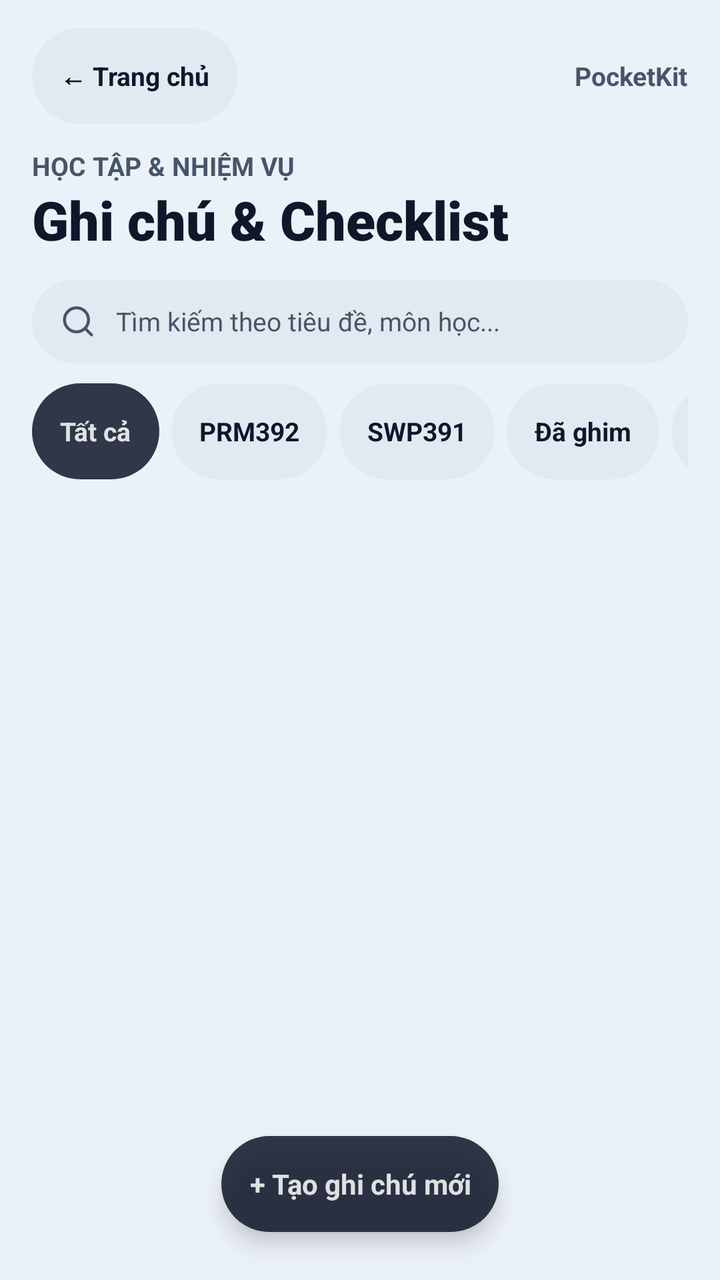
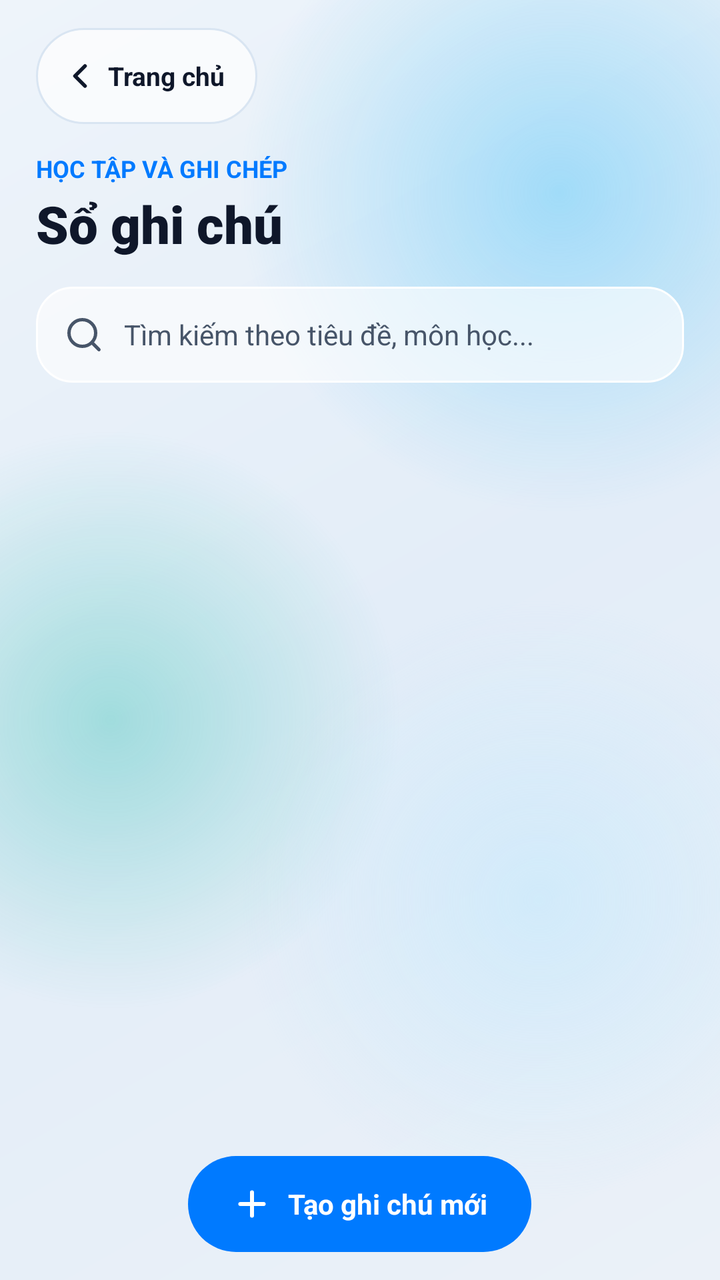

Two renders of the same Android screen: before a commit and after it. Below are the layout's source before the change and the commit's diff.
<!-- AndroidManifest.xml: activity theme Theme.PocketKit -->
<!-- res/layout/activity_notes.xml -->
<?xml version="1.0" encoding="utf-8"?>
<FrameLayout xmlns:android="http://schemas.android.com/apk/res/android"
    xmlns:app="http://schemas.android.com/apk/res-auto"
    android:id="@+id/notes_root"
    android:layout_width="match_parent"
    android:layout_height="match_parent"
    android:background="@color/dashboard_background">

    <LinearLayout
        style="@style/Dashboard.Column"
        android:layout_width="match_parent"
        android:layout_height="match_parent"
        android:paddingHorizontal="16dp"
        android:paddingTop="14dp">

        <LinearLayout
            android:layout_width="match_parent"
            android:layout_height="wrap_content"
            android:gravity="center_vertical"
            android:orientation="horizontal"
            android:layout_marginBottom="12dp">

            <TextView
                android:id="@+id/btnBackFromNotes"
                style="@style/Dashboard.Action"
                android:text="← Trang chủ" />

            <Space
                android:layout_width="0dp"
                android:layout_height="1dp"
                android:layout_weight="1" />

            <TextView
                style="@style/Dashboard.Label"
                android:text="PocketKit"
                android:textStyle="bold" />
        </LinearLayout>

        <LinearLayout
            style="@style/Dashboard.Column"
            android:layout_marginBottom="12dp">

            <TextView
                style="@style/Dashboard.Label"
                android:text="HỌC TẬP &amp; NHIỆM VỤ"
                android:textStyle="bold" />

            <TextView
                style="@style/Dashboard.Label"
                android:fontFamily="sans-serif-black"
                android:text="Ghi chú &amp; Checklist"
                android:textColor="@color/dashboard_text"
                android:textSize="27sp"
                android:textStyle="bold" />
        </LinearLayout>

        <LinearLayout
            android:layout_width="match_parent"
            android:layout_height="42dp"
            android:background="@drawable/dashboard_pill"
            android:backgroundTint="@color/dashboard_segment"
            android:gravity="center_vertical"
            android:orientation="horizontal"
            android:paddingHorizontal="14dp"
            android:layout_marginBottom="10dp">

            <ImageView
                android:layout_width="18dp"
                android:layout_height="18dp"
                android:contentDescription="Tìm kiếm"
                android:src="@drawable/ic_search" />

            <EditText
                android:id="@+id/edtSearchNote"
                android:layout_width="match_parent"
                android:layout_height="match_parent"
                android:layout_marginStart="10dp"
                android:background="@null"
                android:hint="Tìm kiếm theo tiêu đề, môn học..."
                android:imeOptions="actionSearch"
                android:inputType="text"
                android:textColor="@color/dashboard_text"
                android:textColorHint="@color/dashboard_secondary"
                android:textSize="13sp" />
        </LinearLayout>

        <HorizontalScrollView
            android:layout_width="match_parent"
            android:layout_height="wrap_content"
            android:clipToPadding="false"
            android:scrollbars="none"
            android:layout_marginBottom="12dp">

            <LinearLayout
                android:id="@+id/layoutCategories"
                android:layout_width="wrap_content"
                android:layout_height="wrap_content"
                android:gravity="center_vertical"
                android:orientation="horizontal">

                <TextView
                    android:id="@+id/chipAll"
                    style="@style/Dashboard.Action"
                    android:backgroundTint="@color/dashboard_text"
                    android:text="Tất cả"
                    android:textColor="@color/dashboard_surface" />

                <TextView
                    android:id="@+id/chipPrm392"
                    style="@style/Dashboard.Action"
                    android:layout_marginStart="6dp"
                    android:text="PRM392" />

                <TextView
                    android:id="@+id/chipSwp391"
                    style="@style/Dashboard.Action"
                    android:layout_marginStart="6dp"
                    android:text="SWP391" />

                <TextView
                    android:id="@+id/chipPinned"
                    style="@style/Dashboard.Action"
                    android:layout_marginStart="6dp"
                    android:text="Đã ghim" />

                <TextView
                    android:id="@+id/btnAddCategory"
                    style="@style/Dashboard.Action"
                    android:layout_marginStart="6dp"
                    android:text="+ Thêm"
                    android:textColor="@color/dashboard_accent" />
            </LinearLayout>
        </HorizontalScrollView>

        <FrameLayout
            android:layout_width="match_parent"
            android:layout_height="0dp"
            android:layout_weight="1">

            <androidx.recyclerview.widget.RecyclerView
                android:id="@+id/rvNotes"
                android:layout_width="match_parent"
                android:layout_height="match_parent"
                android:clipToPadding="false"
                android:paddingBottom="92dp"
                android:scrollbars="none" />

            <TextView
                android:id="@+id/tvEmptyNotes"
                style="@style/Dashboard.Label"
                android:layout_gravity="center"
                android:lineSpacingExtra="4dp"
                android:text="Chưa có ghi chú nào.\nHãy bấm nút bên dưới để tạo mới!"
                android:textAlignment="center"
                android:textSize="14sp"
                android:visibility="gone" />
        </FrameLayout>

    </LinearLayout>

    <TextView
        android:id="@+id/btnAddNote"
        style="@style/Dashboard.Action"
        android:layout_gravity="bottom|center_horizontal"
        android:layout_marginBottom="24dp"
        android:backgroundTint="@color/dashboard_text"
        android:elevation="6dp"
        android:minHeight="48dp"
        android:paddingHorizontal="24dp"
        android:text="+ Tạo ghi chú mới"
        android:textColor="@color/dashboard_surface"
        android:textSize="14sp" />

</FrameLayout>
<!-- resources referenced by this layout -->
<resources>
  <color name="dashboard_accent">#FF007AFF</color>
  <color name="dashboard_background">#FFEBF1F8</color>
  <color name="dashboard_segment">#FFE2E8F0</color>
  <color name="dashboard_surface">#D9FFFFFF</color>
  <color name="dashboard_text">#FF0F172A</color>
  <!-- drawable dashboard_pill (drawable) -->
  <shape xmlns:android="http://schemas.android.com/apk/res/android">
      <corners android:radius="32dp" />
      <solid android:color="@color/dashboard_surface" />
  </shape>
  <style name="Dashboard.Action" parent="Dashboard.Label">
          <item name="android:background">@drawable/dashboard_pill</item>
          <item name="android:backgroundTint">@color/dashboard_segment</item>
          <item name="android:foreground">?attr/selectableItemBackground</item>
          <item name="android:clickable">true</item>
          <item name="android:focusable">true</item>
          <item name="android:gravity">center</item>
          <item name="android:minHeight">48dp</item>
          <item name="android:paddingStart">14dp</item>
          <item name="android:paddingEnd">14dp</item>
          <item name="android:paddingTop">8dp</item>
          <item name="android:paddingBottom">8dp</item>
          <item name="android:textColor">@color/dashboard_text</item>
          <item name="android:textSize">13sp</item>
          <item name="android:textStyle">bold</item>
      </style>
  <style name="Dashboard.Column" parent="">
          <item name="android:layout_width">match_parent</item>
          <item name="android:layout_height">wrap_content</item>
          <item name="android:orientation">vertical</item>
      </style>
  <style name="Dashboard.Label" parent="">
          <item name="android:layout_width">wrap_content</item>
          <item name="android:layout_height">wrap_content</item>
          <item name="android:textColor">@color/dashboard_secondary</item>
          <item name="android:textSize">13sp</item>
      </style>
  <!-- unchanged entries left out for length: 7 -->
</resources>

<!-- the commit's change to res/layout/activity_notes.xml (unified diff, before → after) -->
@@ -1,29 +1,59 @@
 <?xml version="1.0" encoding="utf-8"?>
 <FrameLayout xmlns:android="http://schemas.android.com/apk/res/android"
     xmlns:app="http://schemas.android.com/apk/res-auto"
-    android:id="@+id/notes_root"
+    android:id="@+id/notesRoot"
     android:layout_width="match_parent"
     android:layout_height="match_parent"
-    android:background="@color/dashboard_background">
+    android:background="@drawable/bg_ambient_canvas">
+
+    <include
+        android:id="@+id/ambientBackdrop"
+        layout="@layout/layout_ambient_backdrop" />
 
     <LinearLayout
-        style="@style/Dashboard.Column"
+        android:id="@+id/notesContentContainer"
         android:layout_width="match_parent"
         android:layout_height="match_parent"
-        android:paddingHorizontal="16dp"
-        android:paddingTop="14dp">
+        android:orientation="vertical"
+        android:paddingHorizontal="@dimen/screen_padding_h"
+        android:paddingTop="@dimen/screen_padding_top">
 
         <LinearLayout
             android:layout_width="match_parent"
             android:layout_height="wrap_content"
+            android:layout_marginBottom="@dimen/header_bottom_gap"
             android:gravity="center_vertical"
-            android:orientation="horizontal"
-            android:layout_marginBottom="12dp">
-
-            <TextView
+            android:orientation="horizontal">
+
+            <LinearLayout
                 android:id="@+id/btnBackFromNotes"
-                style="@style/Dashboard.Action"
-                android:text="← Trang chủ" />
+                android:layout_width="wrap_content"
+                android:layout_height="wrap_content"
+                android:background="@drawable/bg_pill_secondary"
+                android:clickable="true"
+                android:focusable="true"
+                android:gravity="center_vertical"
+                android:minHeight="@dimen/touch_target_min"
+                android:orientation="horizontal"
+                android:paddingStart="12dp"
+                android:paddingEnd="16dp">
+
+                <ImageView
+                    android:layout_width="@dimen/icon_size_md"
+                    android:layout_height="@dimen/icon_size_md"
+                    android:contentDescription="@string/notes_back_home"
+                    android:src="@drawable/ic_back"
+                    app:tint="@color/ink_primary" />
+
+                <TextView
+                    android:layout_width="wrap_content"
+                    android:layout_height="wrap_content"
+                    android:layout_marginStart="4dp"
+                    android:text="@string/notes_back_home"
+                    android:textColor="@color/ink_primary"
+                    android:textSize="@dimen/text_size_body"
+                    android:textStyle="bold" />
+            </LinearLayout>
 
             <Space
                 android:layout_width="0dp"
@@ -31,105 +61,92 @@
                 android:layout_weight="1" />
 
             <TextView
-                style="@style/Dashboard.Label"
-                android:text="PocketKit"
+                android:id="@+id/tvNotesSummaryCount"
+                android:layout_width="wrap_content"
+                android:layout_height="wrap_content"
+                android:textColor="@color/ink_secondary"
+                android:textSize="@dimen/text_size_body"
                 android:textStyle="bold" />
         </LinearLayout>
 
+        <TextView
+            android:layout_width="wrap_content"
+            android:layout_height="wrap_content"
+            android:text="@string/notes_section_kicker"
+            android:textColor="@color/accent_sapphire"
+            android:textSize="@dimen/text_size_caption"
+            android:textStyle="bold" />
+
+        <TextView
+            android:layout_width="wrap_content"
+            android:layout_height="wrap_content"
+            android:layout_marginTop="2dp"
+            android:layout_marginBottom="@dimen/section_gap"
+            android:fontFamily="sans-serif-black"
+            android:text="@string/notes_screen_title"
+            android:textColor="@color/ink_primary"
+            android:textSize="@dimen/text_size_screen_title" />
+
         <LinearLayout
-            style="@style/Dashboard.Column"
-            android:layout_marginBottom="12dp">
-
-            <TextView
-                style="@style/Dashboard.Label"
-                android:text="HỌC TẬP &amp; NHIỆM VỤ"
-                android:textStyle="bold" />
-
-            <TextView
-                style="@style/Dashboard.Label"
-                android:fontFamily="sans-serif-black"
-                android:text="Ghi chú &amp; Checklist"
-                android:textColor="@color/dashboard_text"
-                android:textSize="27sp"
-                android:textStyle="bold" />
-        </LinearLayout>
-
-        <LinearLayout
-            android:layout_width="match_parent"
-            android:layout_height="42dp"
-            android:background="@drawable/dashboard_pill"
-            android:backgroundTint="@color/dashboard_segment"
+            android:layout_width="match_parent"
+            android:layout_height="wrap_content"
+            android:layout_marginBottom="@dimen/card_gap"
+            android:background="@drawable/bg_glass_inner"
             android:gravity="center_vertical"
+            android:minHeight="@dimen/touch_target_min"
             android:orientation="horizontal"
-            android:paddingHorizontal="14dp"
-            android:layout_marginBottom="10dp">
+            android:paddingStart="14dp"
+            android:paddingEnd="4dp">
 
             <ImageView
-                android:layout_width="18dp"
-                android:layout_height="18dp"
-                android:contentDescription="Tìm kiếm"
-                android:src="@drawable/ic_search" />
+                android:layout_width="@dimen/icon_size_md"
+                android:layout_height="@dimen/icon_size_md"
+                android:contentDescription="@string/notes_search_desc"
+                android:src="@drawable/ic_search"
+                app:tint="@color/ink_secondary" />
 
             <EditText
                 android:id="@+id/edtSearchNote"
-                android:layout_width="match_parent"
-                android:layout_height="match_parent"
+                android:layout_width="0dp"
+                android:layout_height="wrap_content"
                 android:layout_marginStart="10dp"
+                android:layout_weight="1"
                 android:background="@null"
-                android:hint="Tìm kiếm theo tiêu đề, môn học..."
+                android:hint="@string/notes_search_hint"
                 android:imeOptions="actionSearch"
+                android:importantForAutofill="no"
                 android:inputType="text"
-                android:textColor="@color/dashboard_text"
-                android:textColorHint="@color/dashboard_secondary"
-                android:textSize="13sp" />
+                android:minHeight="@dimen/touch_target_min"
+                android:textColor="@color/ink_primary"
+                android:textColorHint="@color/ink_secondary"
+                android:textSize="@dimen/text_size_input" />
+
+            <ImageButton
+                android:id="@+id/btnClearSearch"
+                android:layout_width="@dimen/touch_target_min"
+                android:layout_height="@dimen/touch_target_min"
+                android:background="?attr/selectableItemBackgroundBorderless"
+                android:contentDescription="@string/notes_clear_search_desc"
+                android:padding="14dp"
+                android:scaleType="centerInside"
+                android:src="@drawable/ic_clear"
+                android:visibility="gone"
+                app:tint="@color/ink_secondary" />
         </LinearLayout>
 
         <HorizontalScrollView
             android:layout_width="match_parent"
             android:layout_height="wrap_content"
+            android:layout_marginBottom="@dimen/section_gap"
             android:clipToPadding="false"
-            android:scrollbars="none"
-            android:layout_marginBottom="12dp">
+            android:scrollbars="none">
 
             <LinearLayout
                 android:id="@+id/layoutCategories"
                 android:layout_width="wrap_content"
                 android:layout_height="wrap_content"
                 android:gravity="center_vertical"
-                android:orientation="horizontal">
-
-                <TextView
-                    android:id="@+id/chipAll"
-                    style="@style/Dashboard.Action"
-                    android:backgroundTint="@color/dashboard_text"
-                    android:text="Tất cả"
-                    android:textColor="@color/dashboard_surface" />
-
-                <TextView
-                    android:id="@+id/chipPrm392"
-                    style="@style/Dashboard.Action"
-                    android:layout_marginStart="6dp"
-                    android:text="PRM392" />
-
-                <TextView
-                    android:id="@+id/chipSwp391"
-                    style="@style/Dashboard.Action"
-                    android:layout_marginStart="6dp"
-                    android:text="SWP391" />
-
-                <TextView
-                    android:id="@+id/chipPinned"
-                    style="@style/Dashboard.Action"
-                    android:layout_marginStart="6dp"
-                    android:text="Đã ghim" />
-
-                <TextView
-                    android:id="@+id/btnAddCategory"
-                    style="@style/Dashboard.Action"
-                    android:layout_marginStart="6dp"
-                    android:text="+ Thêm"
-                    android:textColor="@color/dashboard_accent" />
-            </LinearLayout>
+                android:orientation="horizontal" />
         </HorizontalScrollView>
 
         <FrameLayout
@@ -142,33 +159,110 @@
                 android:layout_width="match_parent"
                 android:layout_height="match_parent"
                 android:clipToPadding="false"
-                android:paddingBottom="92dp"
+                android:paddingBottom="@dimen/notes_list_bottom_padding"
                 android:scrollbars="none" />
 
+            <LinearLayout
+                android:id="@+id/emptyStateContainer"
+                android:layout_width="match_parent"
+                android:layout_height="wrap_content"
+                android:layout_gravity="center"
+                android:background="@drawable/bg_glass_card"
+                android:gravity="center"
+                android:orientation="vertical"
+                android:padding="@dimen/card_padding"
+                android:visibility="gone">
+
+                <ImageView
+                    android:layout_width="44dp"
+                    android:layout_height="44dp"
+                    android:background="@drawable/bg_icon_badge"
+                    android:contentDescription="@string/notes_screen_title"
+                    android:padding="10dp"
+                    android:src="@drawable/ic_notes"
+                    app:tint="@color/accent_sapphire" />
+
+                <TextView
+                    android:id="@+id/tvEmptyNotes"
+                    android:layout_width="wrap_content"
+                    android:layout_height="wrap_content"
+                    android:layout_marginTop="12dp"
+                    android:lineSpacingExtra="4dp"
+                    android:text="@string/notes_empty_default"
+                    android:textAlignment="center"
+                    android:textColor="@color/ink_secondary"
+                    android:textSize="@dimen/text_size_input" />
+            </LinearLayout>
+        </FrameLayout>
+    </LinearLayout>
+
+    <LinearLayout
+        android:id="@+id/bottomCtaContainer"
+        android:layout_width="match_parent"
+        android:layout_height="wrap_content"
+        android:layout_gravity="bottom"
+        android:gravity="center"
+        android:paddingHorizontal="@dimen/dock_horizontal_padding"
+        android:paddingBottom="@dimen/dock_bottom_padding">
+
+        <LinearLayout
+            android:id="@+id/btnAddNote"
+            android:layout_width="wrap_content"
+            android:layout_height="wrap_content"
+            android:background="@drawable/bg_pill_primary"
+            android:clickable="true"
+            android:focusable="true"
+            android:gravity="center"
+            android:minHeight="@dimen/touch_target_min"
+            android:orientation="horizontal"
+            android:paddingHorizontal="22dp">
+
+            <ImageView
+                android:layout_width="@dimen/icon_size_md"
+                android:layout_height="@dimen/icon_size_md"
+                android:contentDescription="@string/notes_create_desc"
+                android:src="@drawable/ic_plus"
+                app:tint="@color/white" />
+
             <TextView
-                android:id="@+id/tvEmptyNotes"
-                style="@style/Dashboard.Label"
-                android:layout_gravity="center"
-                android:lineSpacingExtra="4dp"
-                android:text="Chưa có ghi chú nào.\nHãy bấm nút bên dưới để tạo mới!"
-                android:textAlignment="center"
-                android:textSize="14sp"
-                android:visibility="gone" />
-        </FrameLayout>
-
+                android:layout_width="wrap_content"
+                android:layout_height="wrap_content"
+                android:layout_marginStart="8dp"
+                android:text="@string/notes_btn_create"
+                android:textColor="@color/white"
+                android:textSize="@dimen/text_size_input"
+                android:textStyle="bold" />
+        </LinearLayout>
     </LinearLayout>
-
-    <TextView
-        android:id="@+id/btnAddNote"
-        style="@style/Dashboard.Action"
-        android:layout_gravity="bottom|center_horizontal"
-        android:layout_marginBottom="24dp"
-        android:backgroundTint="@color/dashboard_text"
-        android:elevation="6dp"
-        android:minHeight="48dp"
-        android:paddingHorizontal="24dp"
-        android:text="+ Tạo ghi chú mới"
-        android:textColor="@color/dashboard_surface"
-        android:textSize="14sp" />
-
 </FrameLayout>
+<!-- res/layout/layout_ambient_backdrop.xml (included above) -->
+<?xml version="1.0" encoding="utf-8"?>
+<FrameLayout xmlns:android="http://schemas.android.com/apk/res/android"
+    android:id="@+id/ambientBackdropView"
+    android:layout_width="match_parent"
+    android:layout_height="match_parent">
+
+    <View
+        android:layout_width="320dp"
+        android:layout_height="320dp"
+        android:layout_gravity="top|end"
+        android:layout_marginTop="-64dp"
+        android:layout_marginEnd="-80dp"
+        android:background="@drawable/bg_orb_sky" />
+
+    <View
+        android:layout_width="290dp"
+        android:layout_height="290dp"
+        android:layout_gravity="center_vertical|start"
+        android:layout_marginStart="-90dp"
+        android:layout_marginTop="40dp"
+        android:background="@drawable/bg_orb_mint" />
+
+    <View
+        android:layout_width="300dp"
+        android:layout_height="300dp"
+        android:layout_gravity="bottom|end"
+        android:layout_marginEnd="-60dp"
+        android:layout_marginBottom="40dp"
+        android:background="@drawable/bg_orb_ice" />
+</FrameLayout>
<!-- resource entries referenced after the edit -->
@@ -1,42 +1,201 @@
 <!-- resources referenced by this layout -->
 <resources>
-  <color name="dashboard_accent">#FF007AFF</color>
-  <color name="dashboard_background">#FFEBF1F8</color>
-  <color name="dashboard_segment">#FFE2E8F0</color>
-  <color name="dashboard_surface">#D9FFFFFF</color>
-  <color name="dashboard_text">#FF0F172A</color>
-  <!-- drawable dashboard_pill (drawable) -->
-  <shape xmlns:android="http://schemas.android.com/apk/res/android">
-      <corners android:radius="32dp" />
-      <solid android:color="@color/dashboard_surface" />
-  </shape>
-  <style name="Dashboard.Action" parent="Dashboard.Label">
-          <item name="android:background">@drawable/dashboard_pill</item>
-          <item name="android:backgroundTint">@color/dashboard_segment</item>
-          <item name="android:foreground">?attr/selectableItemBackground</item>
-          <item name="android:clickable">true</item>
-          <item name="android:focusable">true</item>
-          <item name="android:gravity">center</item>
-          <item name="android:minHeight">48dp</item>
-          <item name="android:paddingStart">14dp</item>
-          <item name="android:paddingEnd">14dp</item>
-          <item name="android:paddingTop">8dp</item>
-          <item name="android:paddingBottom">8dp</item>
-          <item name="android:textColor">@color/dashboard_text</item>
-          <item name="android:textSize">13sp</item>
-          <item name="android:textStyle">bold</item>
-      </style>
-  <style name="Dashboard.Column" parent="">
-          <item name="android:layout_width">match_parent</item>
-          <item name="android:layout_height">wrap_content</item>
-          <item name="android:orientation">vertical</item>
-      </style>
-  <style name="Dashboard.Label" parent="">
-          <item name="android:layout_width">wrap_content</item>
-          <item name="android:layout_height">wrap_content</item>
-          <item name="android:textColor">@color/dashboard_secondary</item>
-          <item name="android:textSize">13sp</item>
-      </style>
+  <color name="ink_primary">#FF0F172A</color>
+  <color name="ink_secondary">#FF475569</color>
+  <dimen name="card_gap">12dp</dimen>
+  <dimen name="card_padding">18dp</dimen>
+  <dimen name="dock_bottom_padding">14dp</dimen>
+  <dimen name="dock_horizontal_padding">16dp</dimen>
+  <dimen name="header_bottom_gap">14dp</dimen>
+  <dimen name="icon_size_md">20dp</dimen>
+  <dimen name="notes_list_bottom_padding">108dp</dimen>
+  <dimen name="screen_padding_h">18dp</dimen>
+  <dimen name="screen_padding_top">14dp</dimen>
+  <dimen name="section_gap">14dp</dimen>
+  <dimen name="text_size_body">13sp</dimen>
+  <dimen name="text_size_caption">12sp</dimen>
+  <dimen name="text_size_input">14sp</dimen>
+  <dimen name="text_size_screen_title">26sp</dimen>
+  <dimen name="touch_target_min">48dp</dimen>
+  <!-- drawable bg_ambient_canvas (drawable) -->
+  <?xml version="1.0" encoding="utf-8"?>
+  <shape xmlns:android="http://schemas.android.com/apk/res/android"
+      android:shape="rectangle">
+      <gradient
+          android:angle="135"
+          android:startColor="@color/frost_canvas_top"
+          android:centerColor="@color/frost_canvas_mid"
+          android:endColor="@color/frost_canvas_bottom"
+          android:type="linear" />
+  </shape>
+  <!-- drawable bg_glass_card (drawable) -->
+  <?xml version="1.0" encoding="utf-8"?>
+  <layer-list xmlns:android="http://schemas.android.com/apk/res/android">
+      <item>
+          <shape android:shape="rectangle">
+              <solid android:color="#0D0F172A" />
+              <corners android:radius="24dp" />
+          </shape>
+      </item>
+      <item android:bottom="1.5dp">
+          <shape android:shape="rectangle">
+              <solid android:color="@color/glass_card_fill" />
+              <stroke
+                  android:width="1dp"
+                  android:color="@color/glass_rim_bright" />
+              <corners android:radius="24dp" />
+          </shape>
+      </item>
+  </layer-list>
+  <!-- drawable bg_glass_inner (drawable) -->
+  <?xml version="1.0" encoding="utf-8"?>
+  <shape xmlns:android="http://schemas.android.com/apk/res/android"
+      android:shape="rectangle">
+      <solid android:color="@color/glass_inner_fill" />
+      <stroke
+          android:width="1dp"
+          android:color="@color/glass_rim_bright" />
+      <corners android:radius="18dp" />
+  </shape>
+  <!-- drawable bg_icon_badge (drawable) -->
+  <?xml version="1.0" encoding="utf-8"?>
+  <shape xmlns:android="http://schemas.android.com/apk/res/android"
+      android:shape="rectangle">
+      <solid android:color="@color/accent_sapphire_soft" />
+      <corners android:radius="14dp" />
+  </shape>
+  <!-- drawable bg_orb_ice (drawable) -->
+  <?xml version="1.0" encoding="utf-8"?>
+  <shape xmlns:android="http://schemas.android.com/apk/res/android"
+      android:shape="oval">
+      <gradient
+          android:type="radial"
+          android:gradientRadius="50%p"
+          android:startColor="@color/orb_ice"
+          android:endColor="#00BAE6FD" />
+  </shape>
+  <!-- drawable bg_orb_mint (drawable) -->
+  <?xml version="1.0" encoding="utf-8"?>
+  <shape xmlns:android="http://schemas.android.com/apk/res/android"
+      android:shape="oval">
+      <gradient
+          android:type="radial"
+          android:gradientRadius="50%p"
+          android:startColor="@color/orb_mint"
+          android:endColor="#0014B8A6" />
+  </shape>
+  <!-- drawable bg_orb_sky (drawable) -->
+  <?xml version="1.0" encoding="utf-8"?>
+  <shape xmlns:android="http://schemas.android.com/apk/res/android"
+      android:shape="oval">
+      <gradient
+          android:type="radial"
+          android:gradientRadius="50%p"
+          android:startColor="@color/orb_sky"
+          android:endColor="#0038BDF8" />
+  </shape>
+  <!-- drawable bg_pill_primary (drawable) -->
+  <?xml version="1.0" encoding="utf-8"?>
+  <shape xmlns:android="http://schemas.android.com/apk/res/android"
+      android:shape="rectangle">
+      <solid android:color="@color/accent_sapphire" />
+      <corners android:radius="24dp" />
+  </shape>
+  <!-- drawable bg_pill_secondary (drawable) -->
+  <?xml version="1.0" encoding="utf-8"?>
+  <shape xmlns:android="http://schemas.android.com/apk/res/android"
+      android:shape="rectangle">
+      <solid android:color="@color/chip_neutral_fill" />
+      <stroke
+          android:width="1dp"
+          android:color="@color/glass_rim_soft" />
+      <corners android:radius="24dp" />
+  </shape>
+  <!-- drawable ic_back (drawable) -->
+  <?xml version="1.0" encoding="utf-8"?>
+  <vector xmlns:android="http://schemas.android.com/apk/res/android"
+      android:width="20dp"
+      android:height="20dp"
+      android:viewportWidth="24"
+      android:viewportHeight="24">
+      <path
+          android:fillColor="@android:color/transparent"
+          android:pathData="M15,18L9,12L15,6"
+          android:strokeColor="@color/ink_primary"
+          android:strokeLineCap="round"
+          android:strokeLineJoin="round"
+          android:strokeWidth="2.2" />
+  </vector>
+  <!-- drawable ic_clear (drawable) -->
+  <?xml version="1.0" encoding="utf-8"?>
+  <vector xmlns:android="http://schemas.android.com/apk/res/android"
+      android:width="20dp"
+      android:height="20dp"
+      android:viewportWidth="24"
+      android:viewportHeight="24">
+      <path
+          android:fillColor="@android:color/transparent"
+          android:pathData="M18,6L6,18M6,6L18,18"
+          android:strokeColor="@color/ink_secondary"
+          android:strokeLineCap="round"
+          android:strokeLineJoin="round"
+          android:strokeWidth="2.1" />
+  </vector>
+  <!-- drawable ic_notes (drawable) -->
+  <vector xmlns:android="http://schemas.android.com/apk/res/android"
+      android:width="24dp"
+      android:height="24dp"
+      android:viewportWidth="24"
+      android:viewportHeight="24">
+    <path
+        android:pathData="M11,4H4a2,2 0 0,0 -2,2v14a2,2 0 0,0 2,2h14a2,2 0 0,0 2,-2v-7"
+        android:strokeWidth="1.7"
+        android:strokeColor="@color/icon_color"
+        android:strokeLineCap="round"
+        android:strokeLineJoin="round"/>
+    <path
+        android:pathData="M18.5,2.5a2.121,2.121 0 0,1 3,3L12,15l-4,1 1,-4 9.5,-9.5z"
+        android:strokeWidth="1.7"
+        android:strokeColor="@color/icon_color"
+        android:strokeLineCap="round"
+        android:strokeLineJoin="round"/>
+  </vector>
+  <!-- drawable ic_plus (drawable) -->
+  <?xml version="1.0" encoding="utf-8"?>
+  <vector xmlns:android="http://schemas.android.com/apk/res/android"
+      android:width="20dp"
+      android:height="20dp"
+      android:viewportWidth="24"
+      android:viewportHeight="24">
+      <path
+          android:fillColor="@android:color/transparent"
+          android:pathData="M12,5V19M5,12H19"
+          android:strokeColor="@color/white"
+          android:strokeLineCap="round"
+          android:strokeLineJoin="round"
+          android:strokeWidth="2.4" />
+  </vector>
+  <string name="notes_back_home">Trang chủ</string>
+  <string name="notes_btn_create">Tạo ghi chú mới</string>
+  <string name="notes_clear_search_desc">Xóa từ khóa tìm kiếm</string>
+  <string name="notes_create_desc">Tạo ghi chú mới</string>
+  <string name="notes_empty_default">Chưa có ghi chú nào.\nHãy bấm nút bên dưới để tạo mới.</string>
+  <string name="notes_screen_title">Sổ ghi chú</string>
+  <string name="notes_search_desc">Tìm kiếm ghi chú</string>
+  <string name="notes_search_hint">Tìm kiếm theo tiêu đề, môn học...</string>
+  <string name="notes_section_kicker">HỌC TẬP VÀ GHI CHÉP</string>
+  <color name="frost_canvas_mid">#FFE3EDF8</color>
+  <color name="frost_canvas_bottom">#FFEEF4FA</color>
+  <color name="glass_card_fill">#CCFFFFFF</color>
+  <color name="glass_rim_bright">#FFFFFFFF</color>
+  <color name="glass_inner_fill">#9EFFFFFF</color>
+  <color name="accent_sapphire_soft">#1A007AFF</color>
+  <color name="orb_ice">#7ABAE6FD</color>
+  <color name="orb_mint">#5214B8A6</color>
+  <color name="orb_sky">#6638BDF8</color>
+  <color name="chip_neutral_fill">#B8FFFFFF</color>
+  <color name="glass_rim_soft">#FFD9E5F2</color>
+  <color name="icon_color">#FF0F172A</color>
   <!-- unchanged entries left out for length: 7 -->
 </resources>
 
